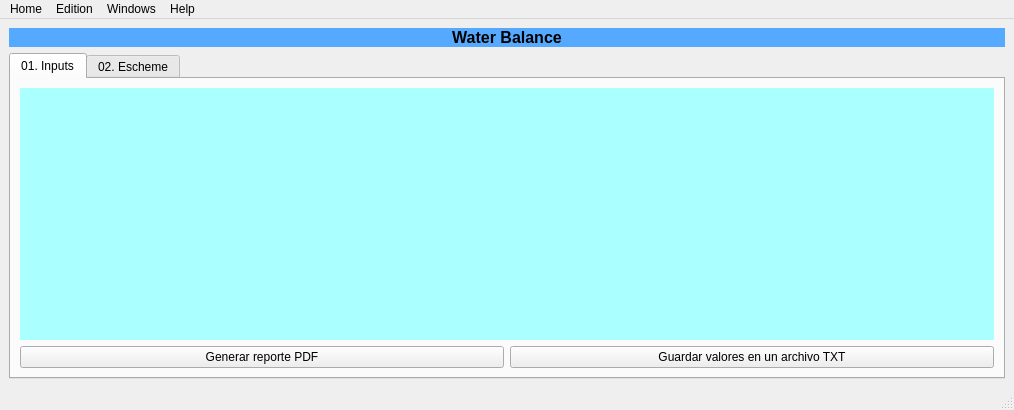
Old version of the form UI/option03_main.ui in the repository Jhongesell/software-de-balance-de-aguas.
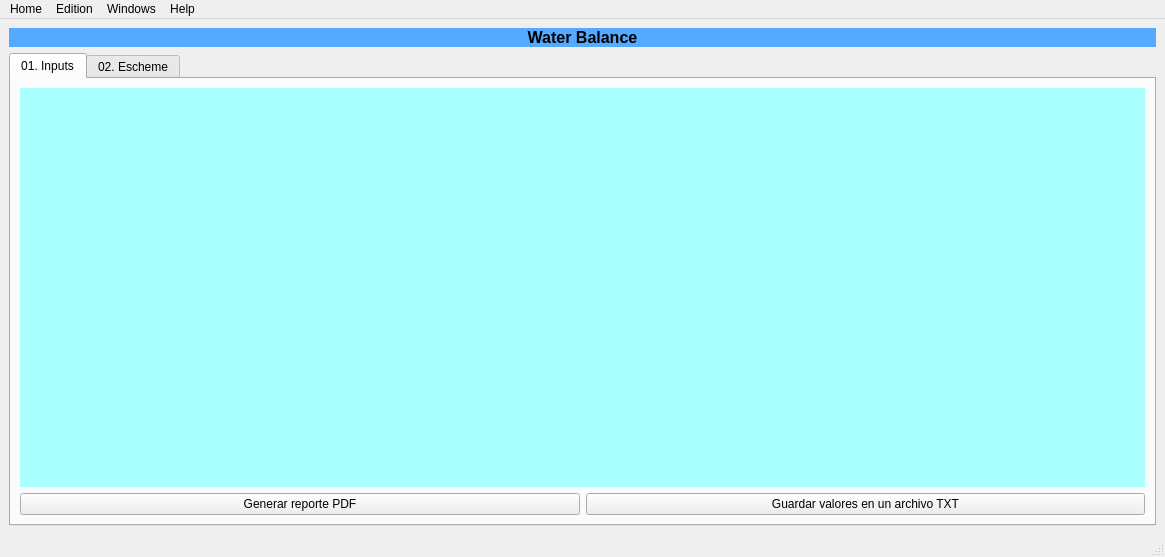
New version of the form.

Commit message:
Agregando métodos para precipitación
se ejecutan los calculos para precipitación máximo y minimo

What changed in the file:
```diff
--- a/UI/option03_main.ui
+++ b/UI/option03_main.ui
@@ -6,8 +6,8 @@
    <rect>
     <x>0</x>
     <y>0</y>
-    <width>1014</width>
-    <height>410</height>
+    <width>1165</width>
+    <height>557</height>
    </rect>
   </property>
   <property name="windowTitle">
@@ -1353,7 +1353,7 @@
     <rect>
      <x>0</x>
      <y>0</y>
-     <width>1014</width>
+     <width>1165</width>
      <height>21</height>
     </rect>
    </property>
```
The commit also changes 2 other files.
